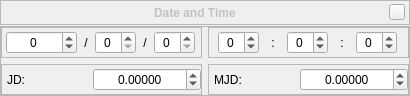
Qt form src/gui/dateTimeDialogGui.ui (519984307/stellarium_src) before a commit.
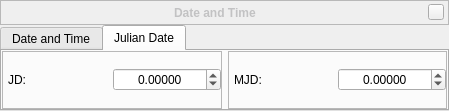
The same form after that commit. The open tabs and pages were chosen to show the change. Custom widgets are drawn as their Qt base class.

Commit message: improved look for Date and Time Dialog (show JD (not a CJD) and preparation for support others calendars)

The edit to the form file:
```diff
--- a/src/gui/dateTimeDialogGui.ui
+++ b/src/gui/dateTimeDialogGui.ui
@@ -6,17 +6,14 @@
    <rect>
     <x>0</x>
     <y>0</y>
-    <width>410</width>
-    <height>96</height>
+    <width>449</width>
+    <height>111</height>
    </rect>
   </property>
   <property name="styleSheet">
    <string notr="true"/>
   </property>
-  <layout class="QVBoxLayout">
-   <property name="spacing">
-    <number>1</number>
-   </property>
+  <layout class="QGridLayout" name="gridLayout">
    <property name="leftMargin">
     <number>0</number>
    </property>
@@ -29,7 +26,10 @@
    <property name="bottomMargin">
     <number>0</number>
    </property>
-   <item>
+   <property name="spacing">
+    <number>0</number>
+   </property>
+   <item row="0" column="0">
     <widget class="BarFrame" name="TitleBar">
      <property name="sizePolicy">
       <sizepolicy hsizetype="Expanding" vsizetype="Preferred">
@@ -203,18 +203,19 @@
      </layout>
     </widget>
    </item>
-   <item>
-    <widget class="QFrame" name="dateTimeBox">
-     <property name="sizePolicy">
-      <sizepolicy hsizetype="Preferred" vsizetype="Preferred">
-       <horstretch>0</horstretch>
-       <verstretch>1</verstretch>
-      </sizepolicy>
+   <item row="1" column="0">
+    <widget class="QTabWidget" name="dateTimeTabWidget">
+     <property name="currentIndex">
+      <number>0</number>
      </property>
-     <property name="frameShape">
-      <enum>QFrame::StyledPanel</enum>
-     </property>
-     <layout class="QGridLayout" name="gridLayout">
+     <widget class="QWidget" name="dateTimeTab">
+      <attribute name="title">
+       <string>Date and Time</string>
+      </attribute>
+      <attribute name="toolTip">
+       <string>Date and Time in Gregorian calendar</string>
+      </attribute>
+      <layout class="QGridLayout" name="gridLayout_2">
       <property name="leftMargin">
        <number>0</number>
       </property>
@@ -552,7 +553,26 @@
         </layout>
        </widget>
       </item>
-      <item row="1" column="0">
+      </layout>
+     </widget>
+     <widget class="QWidget" name="julianDateTab">
+      <attribute name="title">
+       <string>Julian Date</string>
+      </attribute>
+      <layout class="QGridLayout" name="gridLayout_3">
+       <property name="leftMargin">
+        <number>0</number>
+       </property>
+       <property name="topMargin">
+        <number>0</number>
+       </property>
+       <property name="rightMargin">
+        <number>0</number>
+       </property>
+       <property name="bottomMargin">
+        <number>0</number>
+       </property>
+       <item row="0" column="1">
        <widget class="QFrame" name="jdFrame">
         <property name="frameShape">
          <enum>QFrame::StyledPanel</enum>
@@ -614,7 +634,7 @@
         </layout>
        </widget>
       </item>
-      <item row="1" column="1">
+       <item row="0" column="2">
        <widget class="QFrame" name="mjdFrame">
         <property name="frameShape">
          <enum>QFrame::StyledPanel</enum>
@@ -677,6 +697,7 @@
        </widget>
       </item>
      </layout>
+     </widget>
     </widget>
    </item>
   </layout>
```
Lines whose indentation alone changed are shown as unchanged. The commit also changes 2 other files.
